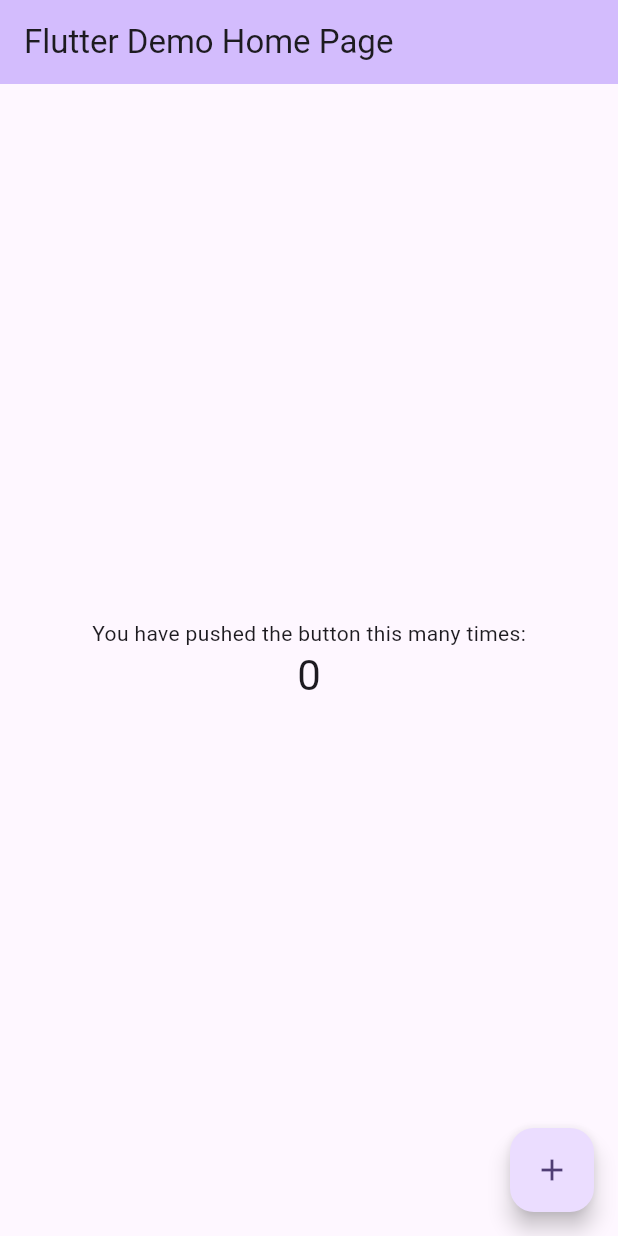
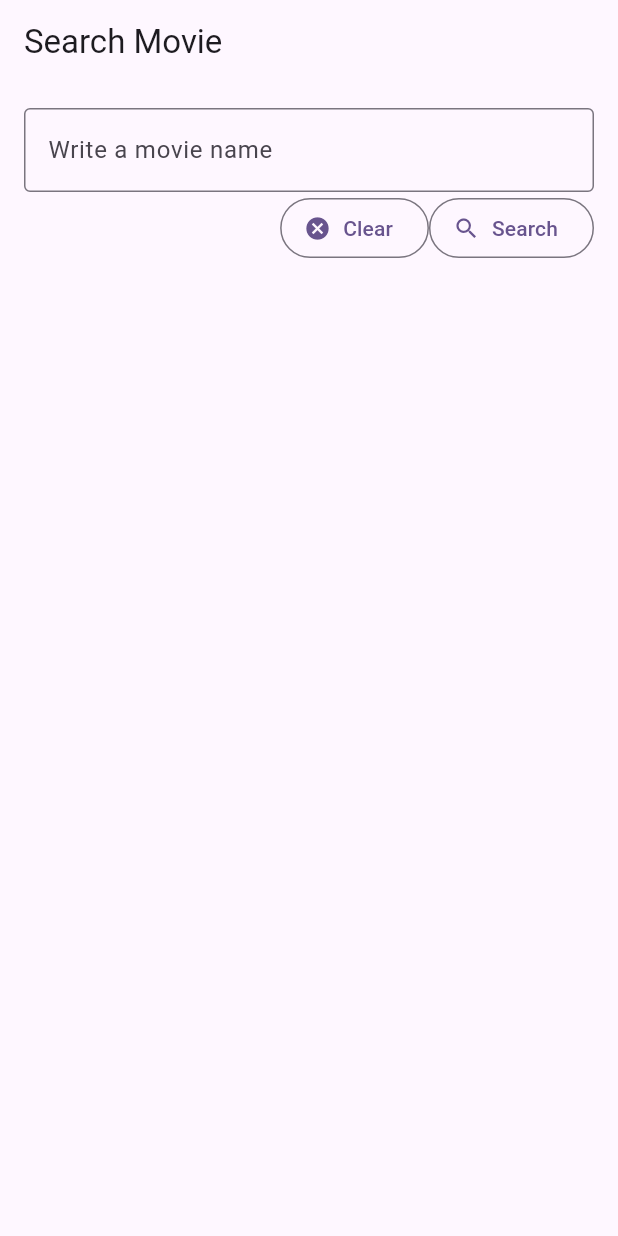
Before and after one commit to abidroid/omdb_api_with_streams, a Flutter app: the screen it shows after launch, on a phone screen of 412 x 824 dp. Run offline on Flutter 3.47's test engine with Material 3 defaults, Android fonts, the phone set to English and light mode, and no system bars; our stand-ins replace fluttertoast.

Commit message:
movie search logic added

```diff
--- a/lib/main.dart
+++ b/lib/main.dart
@@ -1,4 +1,5 @@
 import 'package:flutter/material.dart';
+import 'package:omdb_api_with_streams/screens/movie_search_screen.dart';
 
 void main() {
   runApp(const MyApp());
@@ -31,95 +32,7 @@ class MyApp extends StatelessWidget {
         colorScheme: ColorScheme.fromSeed(seedColor: Colors.deepPurple),
         useMaterial3: true,
       ),
-      home: const MyHomePage(title: 'Flutter Demo Home Page'),
+      home: const MovieSearchScreen(),
     );
   }
 }
-
-class MyHomePage extends StatefulWidget {
-  const MyHomePage({super.key, required this.title});
-
-  // This widget is the home page of your application. It is stateful, meaning
-  // that it has a State object (defined below) that contains fields that affect
-  // how it looks.
-
-  // This class is the configuration for the state. It holds the values (in this
-  // case the title) provided by the parent (in this case the App widget) and
-  // used by the build method of the State. Fields in a Widget subclass are
-  // always marked "final".
-
-  final String title;
-
-  @override
-  State<MyHomePage> createState() => _MyHomePageState();
-}
-
-class _MyHomePageState extends State<MyHomePage> {
-  int _counter = 0;
-
-  void _incrementCounter() {
-    setState(() {
-      // This call to setState tells the Flutter framework that something has
-      // changed in this State, which causes it to rerun the build method below
-      // so that the display can reflect the updated values. If we changed
-      // _counter without calling setState(), then the build method would not be
-      // called again, and so nothing would appear to happen.
-      _counter++;
-    });
-  }
-
-  @override
-  Widget build(BuildContext context) {
-    // This method is rerun every time setState is called, for instance as done
-    // by the _incrementCounter method above.
-    //
-    // The Flutter framework has been optimized to make rerunning build methods
-    // fast, so that you can just rebuild anything that needs updating rather
-    // than having to individually change instances of widgets.
-    return Scaffold(
-      appBar: AppBar(
-        // TRY THIS: Try changing the color here to a specific color (to
-        // Colors.amber, perhaps?) and trigger a hot reload to see the AppBar
-        // change color while the other colors stay the same.
-        backgroundColor: Theme.of(context).colorScheme.inversePrimary,
-        // Here we take the value from the MyHomePage object that was created by
-        // the App.build method, and use it to set our appbar title.
-        title: Text(widget.title),
-      ),
-      body: Center(
-        // Center is a layout widget. It takes a single child and positions it
-        // in the middle of the parent.
-        child: Column(
-          // Column is also a layout widget. It takes a list of children and
-          // arranges them vertically. By default, it sizes itself to fit its
-          // children horizontally, and tries to be as tall as its parent.
-          //
-          // Column has various properties to control how it sizes itself and
-          // how it positions its children. Here we use mainAxisAlignment to
-          // center the children vertically; the main axis here is the vertical
-          // axis because Columns are vertical (the cross axis would be
-          // horizontal).
-          //
-          // TRY THIS: Invoke "debug painting" (choose the "Toggle Debug Paint"
-          // action in the IDE, or press "p" in the console), to see the
-          // wireframe for each widget.
-          mainAxisAlignment: MainAxisAlignment.center,
-          children: <Widget>[
-            const Text(
-              'You have pushed the button this many times:',
-            ),
-            Text(
-              '$_counter',
-              style: Theme.of(context).textTheme.headlineMedium,
-            ),
-          ],
-        ),
-      ),
-      floatingActionButton: FloatingActionButton(
-        onPressed: _incrementCounter,
-        tooltip: 'Increment',
-        child: const Icon(Icons.add),
-      ), // This trailing comma makes auto-formatting nicer for build methods.
-    );
-  }
-}
--- /dev/null
+++ b/lib/screens/movie_search_screen.dart
@@ -0,0 +1,198 @@
+import 'dart:async';
+import 'dart:convert';
+
+import 'package:flutter/material.dart';
+import 'package:fluttertoast/fluttertoast.dart';
+import 'package:omdb_api_with_streams/models/movie_model.dart';
+import 'package:omdb_api_with_streams/utility/constants.dart';
+import 'package:http/http.dart' as http;
+
+class MovieSearchScreen extends StatefulWidget {
+  const MovieSearchScreen({super.key});
+
+  @override
+  State<MovieSearchScreen> createState() => _MovieSearchScreenState();
+}
+
+class _MovieSearchScreenState extends State<MovieSearchScreen> {
+  late StreamController _streamController;
+  late Stream _stream;
+  MovieModel? movie;
+  late TextEditingController movieNameController;
+
+  @override
+  void initState() {
+    super.initState();
+    movieNameController = TextEditingController();
+    _streamController = StreamController();
+    _stream = _streamController.stream;
+  }
+
+  @override
+  dispose() {
+    _streamController.close();
+    movieNameController.dispose();
+    super.dispose();
+  }
+
+  getMovieDetails({required String movieName}) async {
+    String url = 'https://www.omdbapi.com/?t=$movieName&apikey=94e188aa';
+
+    _streamController.add(LOADING);
+
+    http.Response response = await http.get(Uri.parse(url));
+
+    if (response.statusCode == 200) {
+      var jsonResponse = jsonDecode(response.body);
+
+      if (jsonResponse['Response'] == 'True') {
+        movie = MovieModel.fromJson(jsonResponse);
+
+        _streamController.add(DONE);
+      } else {
+        _streamController.add(NOT_FOUND);
+      }
+    } else {
+      _streamController.add(ERROR);
+    }
+  }
+
+  @override
+  Widget build(BuildContext context) {
+    return Scaffold(
+      appBar: AppBar(
+        title: const Text('Search Movie'),
+      ),
+      body: Padding(
+        padding: const EdgeInsets.all(16.0),
+        child: Column(
+          children: [
+            TextField(
+              controller: movieNameController,
+              decoration: const InputDecoration(
+                hintText: 'Write a movie name',
+                border: OutlineInputBorder(),
+              ),
+            ),
+            Row(
+              mainAxisAlignment: MainAxisAlignment.end,
+              children: [
+                OutlinedButton.icon(
+                  onPressed: () {
+                    movieNameController.clear();
+                    _streamController.add(INITIAL);
+                    movie = null;
+                  },
+                  icon: const Icon(Icons.cancel),
+                  label: const Text('Clear'),
+                ),
+                OutlinedButton.icon(
+                  onPressed: () {
+                    String movieName = movieNameController.text.trim();
+                    if (movieName.isEmpty) {
+                      Fluttertoast.showToast(msg: 'Please provide movie name');
+                    }
+
+                    getMovieDetails(movieName: movieName);
+                  },
+                  icon: const Icon(Icons.search),
+                  label: const Text('Search'),
+                ),
+              ],
+            ),
+            const SizedBox(
+              height: 16,
+            ),
+            Expanded(
+              child: StreamBuilder(
+                  stream: _stream,
+                  builder: (BuildContext context, AsyncSnapshot snapshot) {
+                    if (snapshot.data == INITIAL) {
+                      return const Center(
+                        child: Text('Write a movie name'),
+                      );
+                    }
+
+                    if (snapshot.data == LOADING) {
+                      return const Center(
+                        child: CircularProgressIndicator(),
+                      );
+                    }
+
+                    if (snapshot.data == NOT_FOUND) {
+                      return const Center(
+                        child: Text('Movie Not Found'),
+                      );
+                    }
+
+                    if (snapshot.data == ERROR) {
+                      return const Center(
+                        child: Text('Something went wrong'),
+                      );
+                    }
+
+                    if (snapshot.data == DONE) {
+                      if (movie != null) {
+                        return MovieWidget(movie: movie!);
+                      }
+                    }
+
+                    return Container();
+                  }),
+            )
+          ],
+        ),
+      ),
+    );
+  }
+}
+
+class MovieWidget extends StatelessWidget {
+  final MovieModel movie;
+  const MovieWidget({super.key, required this.movie});
+
+  @override
+  Widget build(BuildContext context) {
+    return ListView(
+      children: [
+        Image.network(
+          movie.poster!,
+          width: 200,
+          height: 400,
+        ),
+        ItemWidget(title: 'Title', value: movie.title!),
+        ItemWidget(title: 'Actors', value: movie.actors!),
+      ],
+    );
+  }
+}
+
+class ItemWidget extends StatelessWidget {
+  final String title;
+  final String value;
+
+  const ItemWidget({super.key, required this.title, required this.value});
+
+  @override
+  Widget build(BuildContext context) {
+    return Container(
+      padding: const EdgeInsets.all(16.0),
+      margin: const EdgeInsets.only(top: 16.0),
+      decoration: BoxDecoration(
+        border: Border.all(color: Colors.purple, width: 1.0),
+        borderRadius: BorderRadius.circular(16),
+      ),
+      child: Column(children: [
+        Text(
+          title,
+          style: const TextStyle(color: Colors.purple, fontSize: 18),
+        ),
+        const Divider(),
+        Text(
+          value,
+          style: const TextStyle(fontWeight: FontWeight.w500, fontSize: 20),
+        ),
+      ]),
+    );
+  }
+}
--- /dev/null
+++ b/lib/utility/constants.dart
@@ -0,0 +1,5 @@
+const INITIAL = 'initial';
+const LOADING = 'loading';
+const ERROR = 'error';
+const DONE = 'done';
+const NOT_FOUND = 'not found';
--- a/pubspec.yaml
+++ b/pubspec.yaml
@@ -35,6 +35,8 @@ dependencies:
   # The following adds the Cupertino Icons font to your application.
   # Use with the CupertinoIcons class for iOS style icons.
   cupertino_icons: ^1.0.2
+  http: ^1.2.0
+  fluttertoast: ^8.2.4
 
 dev_dependencies:
   flutter_test:
```
Also changed, not shown: pubspec.lock, 4 other files.
